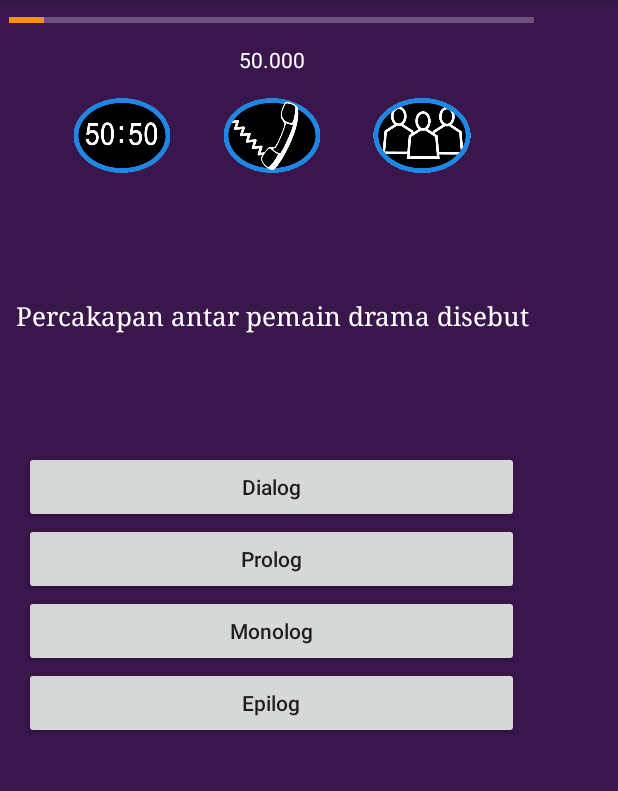
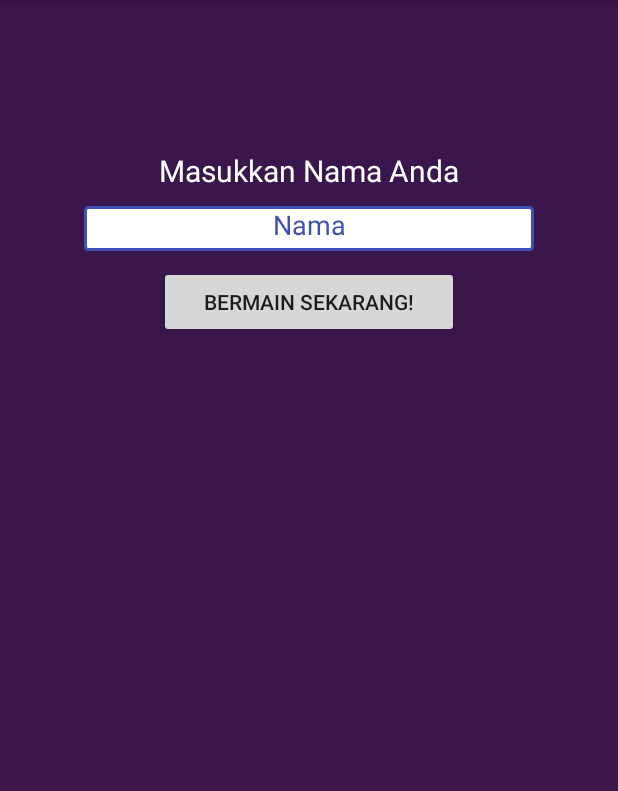
Before and after one commit to dimasyr/wwtbam, an Android app: the screen it shows after launch (PlayActivity before the commit, InputNamaActivity after it), after a tap on "BERMAIN", on a phone screen of 412 x 824 dp, the part 84-875 px from its top. Run offline under Robolectric (Android 15) with nearby library versions, the phone set to English and light mode, and no system bars.

Commit message:
input nama

```diff
--- a/app/src/main/AndroidManifest.xml
+++ b/app/src/main/AndroidManifest.xml
@@ -17,7 +17,8 @@
             </intent-filter>
         </activity>
         <activity android:name=".PlayActivity" />
-        <activity android:name=".ResultActivity"></activity>
+        <activity android:name=".ResultActivity" />
+        <activity android:name=".InputNamaActivity"></activity>
     </application>
 
 </manifest>
--- /dev/null
+++ b/app/src/main/java/com/example/dimas/helloworlddyr/InputNamaActivity.java
@@ -0,0 +1,28 @@
+package com.example.dimas.helloworlddyr;
+
+import android.content.Intent;
+import android.support.v7.app.AppCompatActivity;
+import android.os.Bundle;
+import android.view.View;
+import android.widget.Button;
+import android.widget.EditText;
+
+public class InputNamaActivity extends AppCompatActivity {
+
+    public static String nama;
+    private Button btn_play;
+    private EditText inputan_nama;
+
+    @Override
+    protected void onCreate(Bundle savedInstanceState) {
+        super.onCreate(savedInstanceState);
+        setContentView(R.layout.activity_input_nama);
+        inputan_nama = (EditText)findViewById(R.id.input_nama_user);
+    }
+
+    public void mulaiSekarang(View v){
+        nama = inputan_nama.getText().toString();
+        Intent intent = new Intent(this,PlayActivity.class);
+        startActivity(intent);
+    }
+}
--- a/app/src/main/java/com/example/dimas/helloworlddyr/MainActivity.java
+++ b/app/src/main/java/com/example/dimas/helloworlddyr/MainActivity.java
@@ -24,7 +24,7 @@ public class MainActivity extends AppCompatActivity {
     }
 
     public void mulaiPermainan(View v){
-        Intent intent = new Intent(this,PlayActivity.class);
+        Intent intent = new Intent(this,InputNamaActivity.class);
         startActivity(intent);
     }
 
--- a/app/src/main/java/com/example/dimas/helloworlddyr/PlayActivity.java
+++ b/app/src/main/java/com/example/dimas/helloworlddyr/PlayActivity.java
@@ -27,6 +27,7 @@ public class PlayActivity extends AppCompatActivity {
     private Button btnJawabanB;
     private Button btnJawabanC;
     private Button btnJawabanD;
+
 
     private String jawabanYangBenar;
     private int soalKe = 1;
--- a/app/src/main/java/com/example/dimas/helloworlddyr/ResultActivity.java
+++ b/app/src/main/java/com/example/dimas/helloworlddyr/ResultActivity.java
@@ -16,7 +16,7 @@ public class ResultActivity extends AppCompatActivity {
         TextView resultLabel = (TextView) findViewById(R.id.tv_hadiah);
         TextView resultText = (TextView) findViewById(R.id.tv_uangAnda);
         String skor = getIntent().getStringExtra("skorAnda");
-        resultText.setText("Selamat pemain, anda berhasil membawa");
+        resultText.setText("Selamat "+InputNamaActivity.nama+", anda berhasil membawa");
         resultLabel.setText(skor);
     }
 
--- /dev/null
+++ b/app/src/main/res/drawable/et_white.xml
@@ -0,0 +1,14 @@
+<?xml version="1.0" encoding="utf-8"?>
+<shape
+    xmlns:android="http://schemas.android.com/apk/res/android"
+    android:shape="rectangle">
+
+    <corners
+        android:radius="2dp"
+        />
+    <solid android:color="#ffffff"
+        />
+    <stroke
+        android:width="2dip"
+        android:color="@color/colorPrimary" />
+</shape>
--- /dev/null
+++ b/app/src/main/res/layout/activity_input_nama.xml
@@ -0,0 +1,45 @@
+<?xml version="1.0" encoding="utf-8"?>
+<LinearLayout xmlns:android="http://schemas.android.com/apk/res/android"
+    xmlns:app="http://schemas.android.com/apk/res-auto"
+    xmlns:tools="http://schemas.android.com/tools"
+    android:layout_width="match_parent"
+    android:layout_height="match_parent"
+    android:orientation="vertical"
+    android:background="@color/wwtbamBackground"
+    tools:context="com.example.dimas.helloworlddyr.InputNamaActivity">
+
+    <TextView
+        android:id="@+id/tv_masukkanNama"
+        android:layout_width="match_parent"
+        android:layout_height="wrap_content"
+        android:layout_marginTop="100dp"
+        android:text="Masukkan Nama Anda"
+        android:textSize="20sp"
+        android:textAlignment="center"
+        android:textColor="@color/white"
+        />
+
+    <EditText
+        android:id="@+id/input_nama_user"
+        android:layout_width="300dp"
+        android:layout_height="30dp"
+        android:ems="10"
+        android:gravity="center_horizontal"
+        android:inputType="textPersonName"
+        android:layout_gravity="center_horizontal"
+        android:layout_marginTop="10sp"
+        android:textColor="@color/colorPrimary"
+        android:background="@drawable/et_white"
+        android:text="Nama" />
+
+    <Button
+        android:id="@+id/btn_playnow"
+        android:layout_width="200sp"
+        android:layout_gravity="center_horizontal"
+        android:layout_marginTop="10sp"
+        android:onClick="mulaiSekarang"
+        android:layout_height="wrap_content"
+        android:text="Bermain Sekarang!" />
+
+
+</LinearLayout>
```
